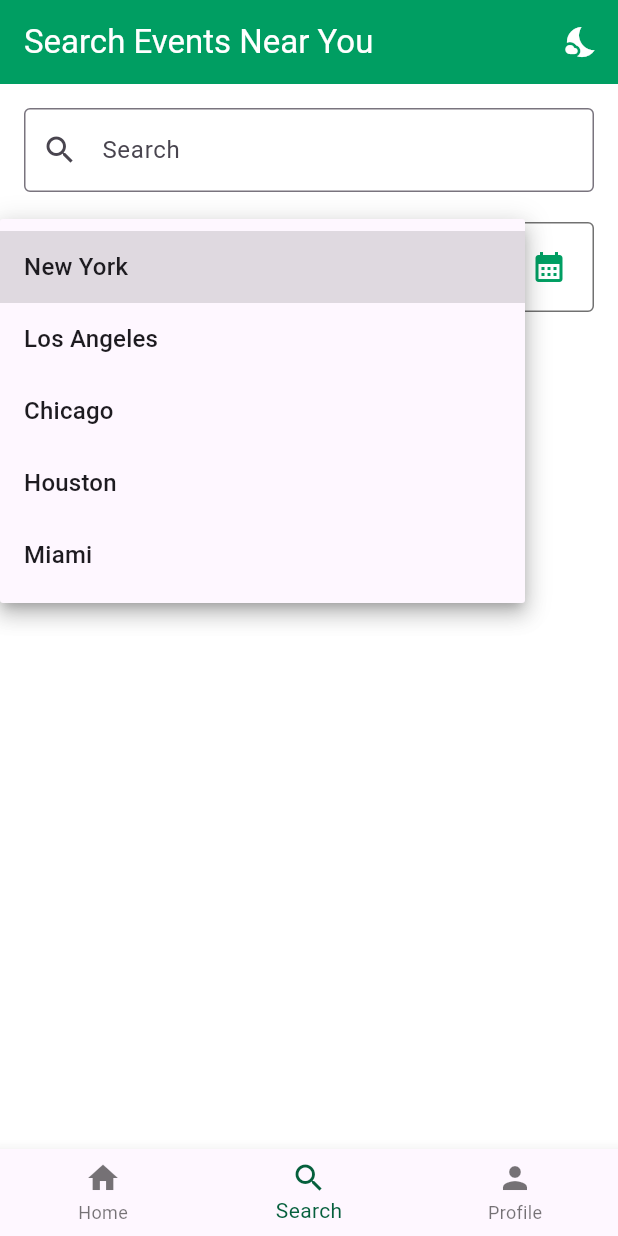
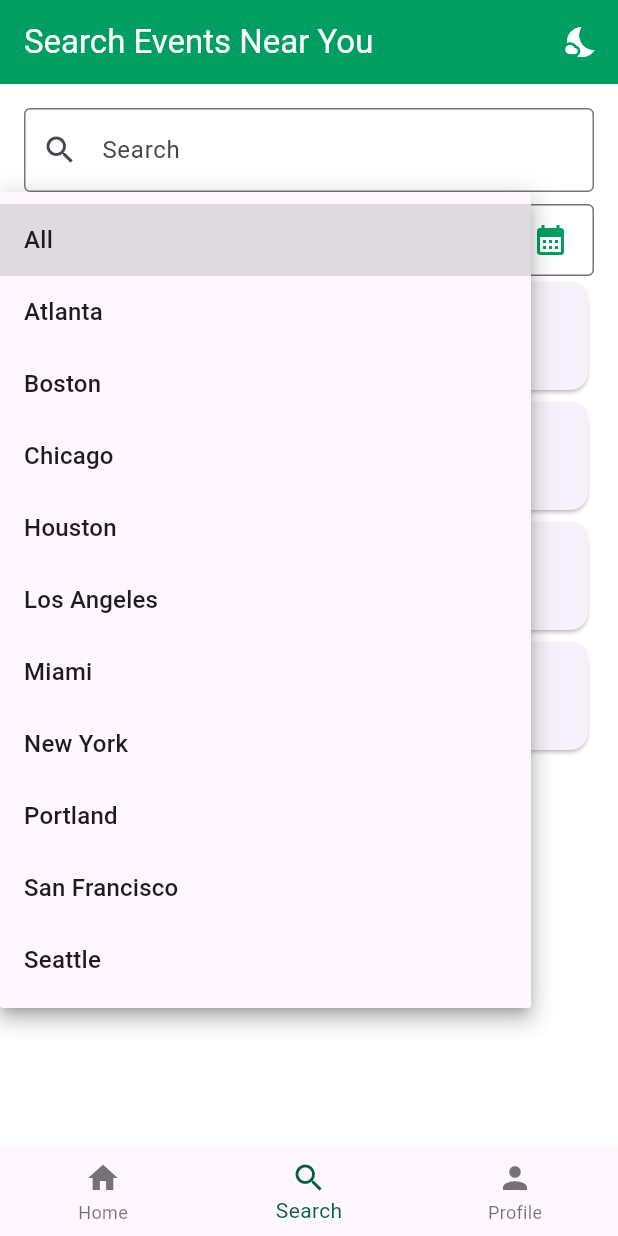
Before and after one commit to ggiacobbe2/events_finder_app, a Flutter app: the screen it shows after launch, item 2 of the bottom bar chosen, after a tap on "Where", on a phone screen of 412 x 824 dp. Run offline on Flutter 3.47's test engine with Material 3 defaults, Android fonts, the phone set to English and light mode, and no system bars.

Commit message:
added placeholder events to search page and adjusted advanced filters

```diff
--- a/lib/search.dart
+++ b/lib/search.dart
@@ -15,16 +15,58 @@ class _SearchPageState extends State<SearchPage> {
   DateTimeRange? selectedDateRange;
   String? selectedLocation;
 
-  final List<String> locations = [ // placeholders, will use db later
-    'New York',
-    'Los Angeles',
+  List<Map<String, dynamic>> allEvents = [ // placeholder events
+    {'title': 'Event 1', 'location': 'New York', 'date': DateTime(2025, 10, 18)},
+    {'title': 'Event 2', 'location': 'Los Angeles', 'date': DateTime(2025, 11, 8)},
+    {'title': 'Event 3', 'location': 'Miami', 'date': DateTime(2025, 12, 11)},
+    {'title': 'Event 4', 'location': 'Chicago', 'date': DateTime(2025, 12, 21)},
+  ];
+
+  List<Map<String, dynamic>> filteredEvents = [];
+
+  final List<String> locations = [
+    'All',
+    'Atlanta',
+    'Boston',
     'Chicago',
     'Houston',
+    'Los Angeles',
     'Miami',
+    'New York',
+    'Portland',
+    'San Francisco',
+    'Seattle',
   ];
 
-  String getDateRangeText() {
+  // String getDateRangeText() {
+  //   return '${selectedDateRange!.start.month}/${selectedDateRange!.start.day}/${selectedDateRange!.start.year} - ${selectedDateRange!.end.month}/${selectedDateRange!.end.day}/${selectedDateRange!.end.year}';
+  // }
+
+  @override
+  void initState() {
+    super.initState();
+    filteredEvents = List.from(allEvents);
+  }
+
+  void _filterEvents() {
+    setState(() {
+      filteredEvents = allEvents.where((event) {
+        final matchesQuery = searchQuery.isEmpty || event['title'].toLowerCase().contains(searchQuery.toLowerCase());
+        final matchesLocation = selectedLocation == null || selectedLocation == 'All' || event['location'] == selectedLocation;
+        final matchesDateRange = selectedDateRange == null ||
+            (event['date'].isAfter(selectedDateRange!.start.subtract(const Duration(days: 1))) &&
+             event['date'].isBefore(selectedDateRange!.end.add(const Duration(days: 1))));
+        return matchesQuery && matchesLocation && matchesDateRange;
+      }).toList();
+    });
+  }
+
+  String _getDateRangeText() {
+    if (selectedDateRange == null) {
+      return 'Select Date Range';
+    } else {
       return '${selectedDateRange!.start.month}/${selectedDateRange!.start.day}/${selectedDateRange!.start.year} - ${selectedDateRange!.end.month}/${selectedDateRange!.end.day}/${selectedDateRange!.end.year}';
+    }
   }
 
   @override
@@ -43,7 +85,6 @@ class _SearchPageState extends State<SearchPage> {
       body: Padding(
         padding: const EdgeInsets.all(16.0),
         child: Column(
-          crossAxisAlignment: CrossAxisAlignment.stretch,
           children: [
             TextField(
               decoration: const InputDecoration(
@@ -52,28 +93,31 @@ class _SearchPageState extends State<SearchPage> {
                 border: OutlineInputBorder(),
               ),
               onChanged: (value) {
-                setState(() {
                 searchQuery = value;
-                });
+                _filterEvents();
               },
             ),
 
-            const SizedBox(height: 20),
+            const SizedBox(height: 8),
 
-            Row(
+            IntrinsicHeight(
+              child: Row(
+                crossAxisAlignment: CrossAxisAlignment.stretch,
                 children: [
                   Expanded(
-                  flex: 2,
+                    flex: 5,
                     child: DropdownButtonFormField<String>(
                       isExpanded: true,
                       hint: const Text('Where'),
                       decoration: const InputDecoration(
                         border: OutlineInputBorder(),
+                        contentPadding: EdgeInsets.symmetric(vertical: 12.0, horizontal: 12.0),
                       ),
                       value: selectedLocation,
                       onChanged: (value) {
                         setState(() {
                           selectedLocation = value;
+                          _filterEvents();
                         });
                       },
                       items: locations.map((location) {
@@ -85,14 +129,13 @@ class _SearchPageState extends State<SearchPage> {
                     ),
                   ),
 
-                const SizedBox(width: 10),
+                  const SizedBox(width: 8),
 
                   SizedBox(
-                  height: 60,
-                  width: 60,
+                    width: 58,
                     child: InkWell(
                       onTap: () async {
-                      DateTimeRange? picked = await showDateRangePicker(
+                        final picked = await showDateRangePicker(
                           context: context,
                           firstDate: DateTime.now(),
                           lastDate: DateTime(2030),
@@ -101,6 +144,7 @@ class _SearchPageState extends State<SearchPage> {
                         if (picked != null) {
                           setState(() {
                             selectedDateRange = picked;
+                            _filterEvents();
                           });
                         }
                       },
@@ -118,6 +162,26 @@ class _SearchPageState extends State<SearchPage> {
                   ),
                 ],
               ),
+            ),
+
+            const SizedBox(width: 16),
+
+            Expanded(
+              child: filteredEvents.isEmpty
+                  ? const Center(child: Text('No events found'))
+                  : ListView.builder(
+                      itemCount: filteredEvents.length,
+                      itemBuilder: (context, index) {
+                        final event = filteredEvents[index];
+                        return Card(
+                          child: ListTile(
+                            title: Text(event['title']),
+                            subtitle: Text('${event['location']} - ${event['date'].month}/${event['date'].day}/${event['date'].year}'),
+                          ),
+                        );
+                      },
+                    ),
+                  ),
                 ],
               ),
             ),
```
Lines whose indentation alone changed are shown as unchanged.
